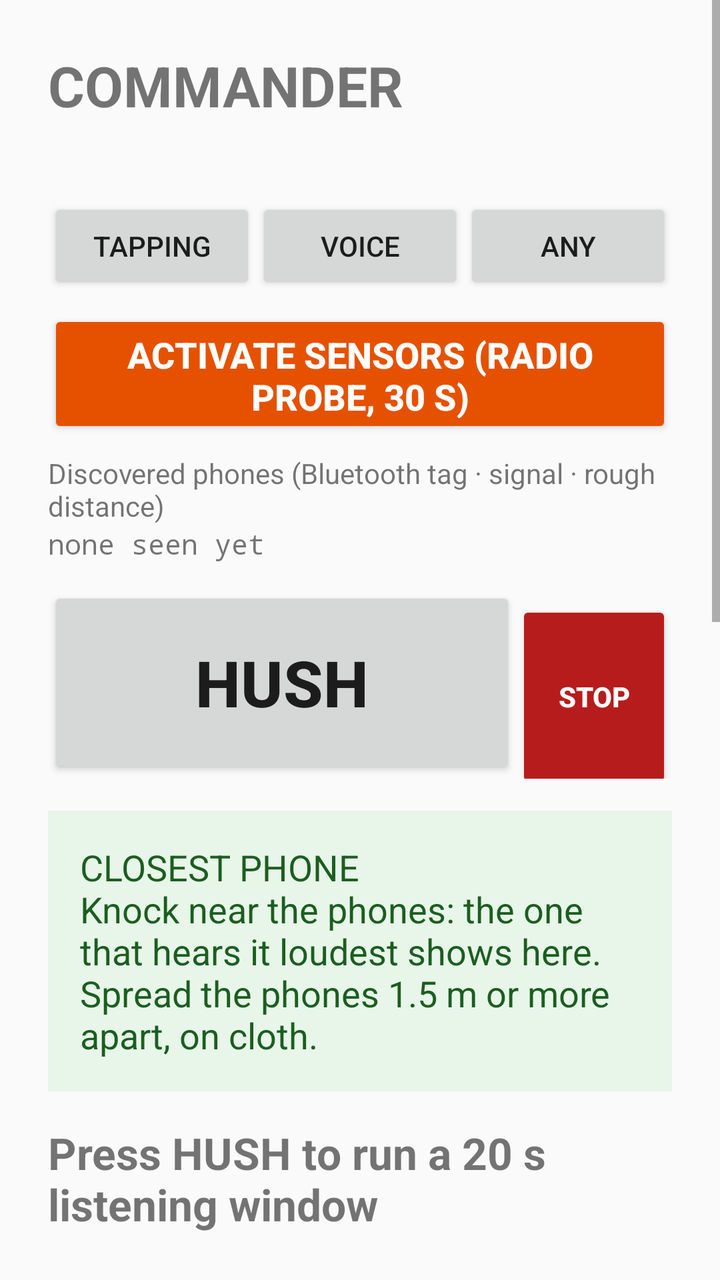
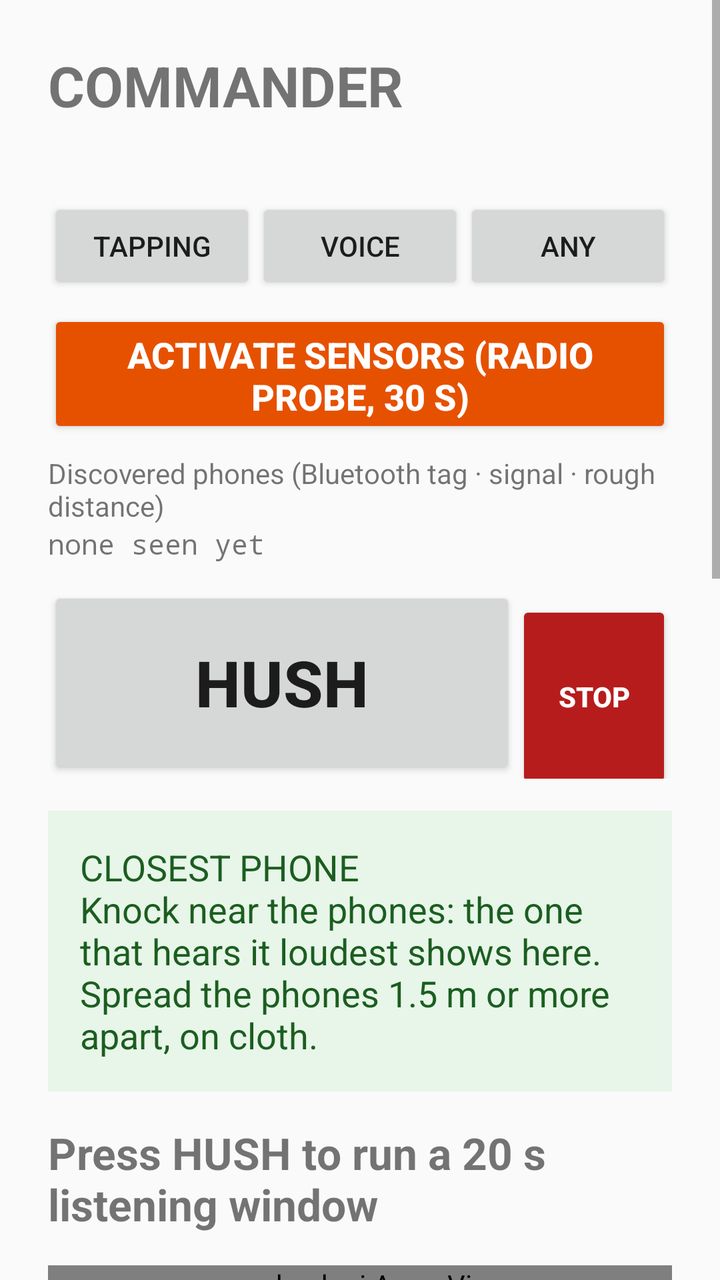

Two renders of the same Android screen: before a commit and after it. Below are the layout's source before the change and the commit's diff.
<!-- AndroidManifest.xml: application theme Theme.Hush -->
<!-- res/layout/screen_commander.xml -->
<?xml version="1.0" encoding="utf-8"?>
<ScrollView xmlns:android="http://schemas.android.com/apk/res/android"
    android:layout_width="match_parent"
    android:layout_height="match_parent">

    <LinearLayout
        android:layout_width="match_parent"
        android:layout_height="wrap_content"
        android:orientation="vertical"
        android:padding="24dp">

        <TextView
            android:id="@+id/screenTitle"
            android:layout_width="wrap_content"
            android:layout_height="wrap_content"
            android:text="@string/role_commander"
            android:textSize="28sp"
            android:textStyle="bold" />

        <TextView
            android:id="@+id/commanderStatus"
            android:layout_width="wrap_content"
            android:layout_height="wrap_content"
            android:layout_marginBottom="16dp"
            android:textSize="16sp"
            android:textStyle="bold" />

        <LinearLayout
            android:layout_width="match_parent"
            android:layout_height="wrap_content"
            android:layout_marginBottom="8dp"
            android:orientation="horizontal">

            <Button
                android:id="@+id/btnModeTapping"
                android:layout_width="0dp"
                android:layout_height="wrap_content"
                android:layout_weight="1"
                android:text="@string/mode_tapping" />

            <Button
                android:id="@+id/btnModeVoice"
                android:layout_width="0dp"
                android:layout_height="wrap_content"
                android:layout_weight="1"
                android:text="@string/mode_voice" />

            <Button
                android:id="@+id/btnModeAny"
                android:layout_width="0dp"
                android:layout_height="wrap_content"
                android:layout_weight="1"
                android:text="@string/mode_any" />
        </LinearLayout>

        <Button
            android:id="@+id/btnActivate"
            android:layout_width="match_parent"
            android:layout_height="64dp"
            android:layout_marginBottom="8dp"
            android:backgroundTint="#E65100"
            android:text="@string/activate_button"
            android:textColor="#FFFFFF"
            android:textSize="18sp"
            android:textStyle="bold" />

        <TextView
            android:layout_width="wrap_content"
            android:layout_height="wrap_content"
            android:text="@string/discovered_heading"
            android:textSize="14sp" />

        <TextView
            android:id="@+id/discoveredText"
            android:layout_width="match_parent"
            android:layout_height="wrap_content"
            android:layout_marginBottom="12dp"
            android:fontFamily="monospace"
            android:text="@string/discovered_none"
            android:textSize="14sp" />

        <LinearLayout
            android:layout_width="match_parent"
            android:layout_height="wrap_content"
            android:orientation="horizontal">

            <Button
                android:id="@+id/btnHush"
                android:layout_width="0dp"
                android:layout_height="96dp"
                android:layout_weight="3"
                android:text="@string/hush_button"
                android:textSize="32sp"
                android:textStyle="bold" />

            <Button
                android:id="@+id/btnStop"
                android:layout_width="0dp"
                android:layout_height="96dp"
                android:layout_weight="1"
                android:backgroundTint="#B71C1C"
                android:text="@string/stop_button"
                android:textColor="#FFFFFF"
                android:textStyle="bold" />
        </LinearLayout>

        <TextView
            android:id="@+id/bigCountdown"
            android:layout_width="match_parent"
            android:layout_height="wrap_content"
            android:gravity="center"
            android:textSize="120sp"
            android:textStyle="bold"
            android:visibility="gone" />

        <TextView
            android:id="@+id/closestText"
            android:layout_width="match_parent"
            android:layout_height="wrap_content"
            android:layout_marginTop="16dp"
            android:background="#E8F5E9"
            android:padding="16dp"
            android:text="@string/closest_idle"
            android:textColor="#1B5E20"
            android:textSize="18sp" />

        <TextView
            android:id="@+id/warmthText"
            android:layout_width="match_parent"
            android:layout_height="wrap_content"
            android:layout_marginTop="8dp"
            android:padding="16dp"
            android:textSize="18sp"
            android:visibility="gone" />

        <TextView
            android:id="@+id/briefText"
            android:layout_width="match_parent"
            android:layout_height="wrap_content"
            android:layout_marginTop="16dp"
            android:text="@string/brief_idle"
            android:textSize="22sp"
            android:textStyle="bold" />

        <com.hush.ui.ArrowView
            android:id="@+id/arrow"
            android:visibility="gone"
            android:layout_width="match_parent"
            android:layout_height="wrap_content"
            android:layout_marginTop="16dp" />

        <Button
            android:id="@+id/btnSyncCompass"
            android:visibility="gone"
            android:layout_width="match_parent"
            android:layout_height="wrap_content"
            android:layout_marginTop="8dp"
            android:text="@string/sync_compass" />

        <TextView
            android:id="@+id/compassText"
            android:layout_width="match_parent"
            android:layout_height="wrap_content"
            android:textSize="14sp" />

        <com.hush.ui.MapView
            android:id="@+id/map"
            android:layout_width="match_parent"
            android:layout_height="wrap_content"
            android:layout_marginTop="16dp" />

        <LinearLayout
            android:layout_width="match_parent"
            android:layout_height="wrap_content"
            android:layout_marginTop="8dp"
            android:orientation="horizontal">

            <Button
                android:id="@+id/btnAutoPlace"
                android:layout_width="0dp"
                android:layout_height="wrap_content"
                android:layout_weight="2"
                android:text="@string/auto_place" />

            <Button
                android:id="@+id/btnFlip"
                android:layout_width="0dp"
                android:layout_height="wrap_content"
                android:layout_weight="1"
                android:text="@string/flip" />
        </LinearLayout>

        <LinearLayout
            android:id="@+id/placeRow"
            android:layout_width="match_parent"
            android:layout_height="wrap_content"
            android:layout_marginTop="8dp"
            android:orientation="horizontal" />

        <LinearLayout
            android:id="@+id/alignRow"
            android:layout_width="match_parent"
            android:layout_height="wrap_content"
            android:layout_marginTop="4dp"
            android:orientation="horizontal" />

        <TextView
            android:layout_width="wrap_content"
            android:layout_height="wrap_content"
            android:layout_marginTop="16dp"
            android:text="@string/sensors_heading"
            android:textSize="16sp" />

        <TextView
            android:id="@+id/peersText"
            android:layout_width="match_parent"
            android:layout_height="wrap_content"
            android:layout_marginBottom="16dp"
            android:fontFamily="monospace"
            android:textSize="15sp" />

        <Button
            android:id="@+id/btnExport"
            android:layout_width="match_parent"
            android:layout_height="wrap_content"
            android:layout_marginBottom="24dp"
            android:text="@string/export_button" />

        <include layout="@layout/block_sensor" />
    </LinearLayout>
</ScrollView>
<!-- res/layout/block_sensor.xml (included above) -->
<?xml version="1.0" encoding="utf-8"?>
<LinearLayout xmlns:android="http://schemas.android.com/apk/res/android"
    android:layout_width="match_parent"
    android:layout_height="wrap_content"
    android:orientation="vertical">

    <TextView
        android:id="@+id/roleLabel"
        android:layout_width="wrap_content"
        android:layout_height="wrap_content"
        android:textSize="28sp"
        android:textStyle="bold" />

    <TextView
        android:id="@+id/linkStatus"
        android:layout_width="wrap_content"
        android:layout_height="wrap_content"
        android:textSize="16sp"
        android:textStyle="bold" />

    <TextView
        android:id="@+id/sourceLabel"
        android:layout_width="wrap_content"
        android:layout_height="wrap_content"
        android:layout_marginBottom="16dp"
        android:textSize="20sp"
        android:textStyle="bold" />

    <TextView
        android:id="@+id/countdown"
        android:layout_width="match_parent"
        android:layout_height="wrap_content"
        android:gravity="center"
        android:textSize="120sp"
        android:textStyle="bold"
        android:visibility="gone" />

    <TextView
        android:id="@+id/headline"
        android:layout_width="match_parent"
        android:layout_height="wrap_content"
        android:layout_marginBottom="16dp"
        android:text="@string/label_waiting"
        android:textSize="30sp"
        android:textStyle="bold" />

    <TextView
        android:layout_width="wrap_content"
        android:layout_height="wrap_content"
        android:text="@string/loudness"
        android:textSize="16sp" />

    <ProgressBar
        android:id="@+id/rmsBar"
        style="?android:attr/progressBarStyleHorizontal"
        android:layout_width="match_parent"
        android:layout_height="32dp"
        android:max="100"
        android:progress="0" />

    <TextView
        android:id="@+id/rmsText"
        android:layout_width="wrap_content"
        android:layout_height="wrap_content"
        android:layout_marginBottom="16dp"
        android:fontFamily="monospace"
        android:textSize="14sp" />

    <TextView
        android:id="@+id/tapText"
        android:layout_width="wrap_content"
        android:layout_height="wrap_content"
        android:layout_marginBottom="16dp"
        android:fontFamily="monospace"
        android:textSize="18sp"
        android:textStyle="bold" />

    <TextView
        android:id="@+id/accelText"
        android:layout_width="wrap_content"
        android:layout_height="wrap_content"
        android:layout_marginBottom="16dp"
        android:fontFamily="monospace"
        android:textSize="14sp" />

    <TextView
        android:id="@+id/topClass"
        android:layout_width="wrap_content"
        android:layout_height="wrap_content"
        android:layout_marginBottom="16dp"
        android:textSize="22sp"
        android:textStyle="bold" />

    <TextView
        android:layout_width="wrap_content"
        android:layout_height="wrap_content"
        android:text="@string/debug_top5"
        android:textSize="14sp" />

    <TextView
        android:id="@+id/top5"
        android:layout_width="match_parent"
        android:layout_height="wrap_content"
        android:fontFamily="monospace"
        android:textSize="16sp" />
</LinearLayout>
<!-- resources referenced by this layout -->
<resources>
  <string name="activate_button">ACTIVATE SENSORS (radio probe, 30 s)</string>
  <string name="auto_place">AUTO-PLACE (chirps)</string>
  <string name="brief_idle">Press HUSH to run a 20 s listening window</string>
  <string name="closest_idle">CLOSEST PHONE\nKnock near the phones: the one that hears it loudest shows here. Spread the phones 1.5 m or more apart, on cloth.</string>
  <string name="debug_top5">Top 5 raw classes (debug)</string>
  <string name="discovered_heading">Discovered phones (Bluetooth tag · signal · rough distance)</string>
  <string name="discovered_none">none seen yet</string>
  <string name="export_button">EXPORT LOG to Downloads</string>
  <string name="flip">FLIP</string>
  <string name="hush_button">HUSH</string>
  <string name="label_waiting">listening…</string>
  <string name="loudness">Loudness (200–3000 Hz)</string>
  <string name="mode_any">ANY</string>
  <string name="mode_tapping">TAPPING</string>
  <string name="mode_voice">VOICE</string>
  <string name="role_commander">COMMANDER</string>
  <string name="sensors_heading">Sensors (letter, phone, last second)</string>
  <string name="stop_button">STOP</string>
  <string name="sync_compass">SYNC COMPASS (all phones lying parallel)</string>
  <style name="Theme.Hush" parent="Theme.AppCompat.DayNight.NoActionBar" />
</resources>

<!-- the commit's change to res/layout/screen_commander.xml (unified diff, before → after) -->
@@ -144,14 +144,12 @@
 
         <com.hush.ui.ArrowView
             android:id="@+id/arrow"
-            android:visibility="gone"
             android:layout_width="match_parent"
             android:layout_height="wrap_content"
             android:layout_marginTop="16dp" />
 
         <Button
             android:id="@+id/btnSyncCompass"
-            android:visibility="gone"
             android:layout_width="match_parent"
             android:layout_height="wrap_content"
             android:layout_marginTop="8dp"
